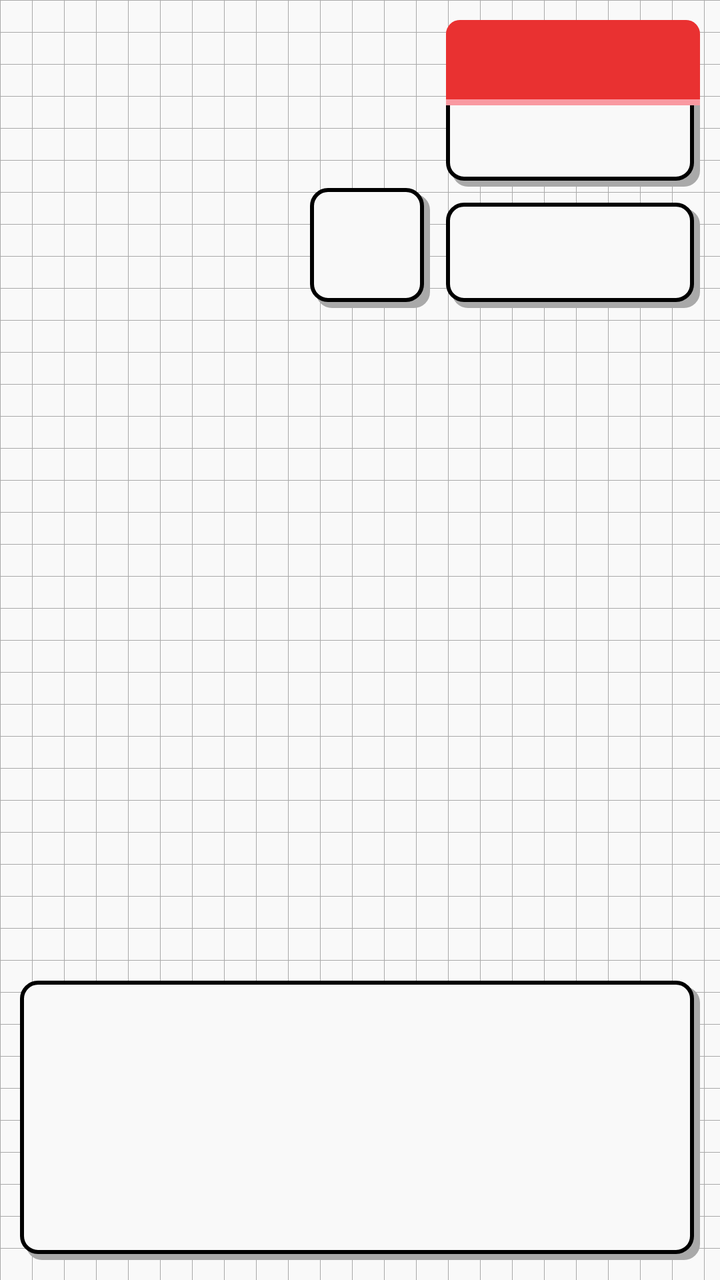
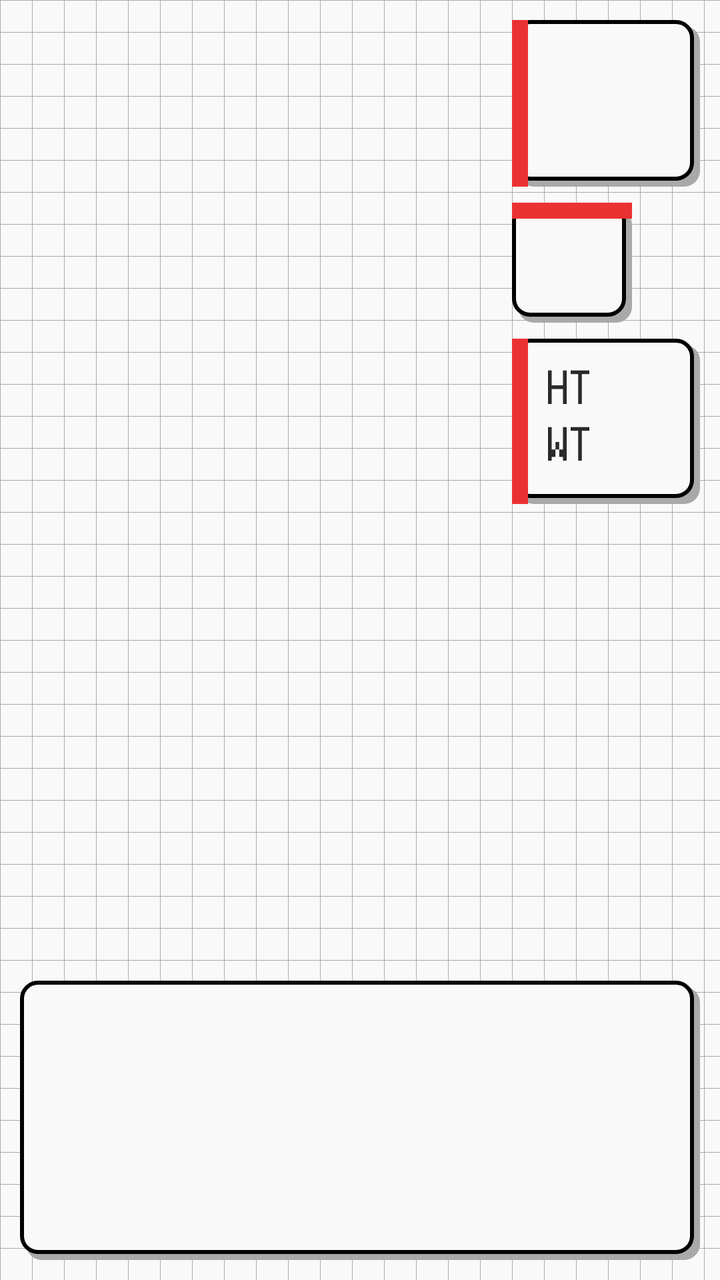

Compare the two renders of this Android layout. The source of the first and the diff that turns it into the second are given below.
<!-- AndroidManifest.xml: application theme Theme.PGearHS -->
<!-- res/layout/activity_pokedex_detail.xml -->
<?xml version="1.0" encoding="utf-8"?>
<LinearLayout xmlns:android="http://schemas.android.com/apk/res/android"
    android:layout_width="match_parent"
    android:layout_height="match_parent"
    android:orientation="vertical"
    android:background="@drawable/pokedex_grid_bg">

    
    <LinearLayout
        android:id="@+id/tabBar"
        android:layout_width="match_parent"
        android:layout_height="wrap_content"
        android:orientation="horizontal"
        android:background="@color/pokedexRedDeep" />

    <FrameLayout
        android:layout_width="match_parent"
        android:paddingHorizontal="10dp"
        android:paddingBottom="10dp"
        android:layout_height="0dp"
        android:layout_weight="1"
        android:layout_marginTop="10dp">

        
        <LinearLayout
            android:id="@+id/infoTabContent"
            android:layout_width="match_parent"
            android:layout_height="match_parent"
            android:orientation="vertical">

            <LinearLayout
                android:layout_width="match_parent"
                android:layout_height="wrap_content"
                android:orientation="horizontal">

                
                <FrameLayout
                    android:id="@+id/detailLeftArea"
                    android:layout_width="wrap_content"
                    android:layout_weight="0.325"
                    android:layout_height="match_parent"
                    android:paddingEnd="8dp">

                    <ImageView
                        android:id="@+id/detailSprite"
                        android:layout_width="144dp"
                        android:layout_height="144dp"
                        android:layout_gravity="top|start"
                        android:contentDescription="@null" />

                    
                    <FrameLayout
                        android:id="@+id/detailFootprintBox"
                        android:layout_width="60dp"
                        android:layout_height="60dp"
                        android:layout_gravity="end|bottom"
                        android:background="@drawable/pokedex_card_bg">

                        <ImageView
                            android:id="@+id/detailFootprint"
                            android:layout_width="36dp"
                            android:layout_height="36dp"
                            android:layout_gravity="center"
                            android:contentDescription="@null" />
                    </FrameLayout>
                </FrameLayout>

                
                <LinearLayout
                    android:layout_width="0dp"
                    android:layout_weight="0.675"
                    android:layout_height="wrap_content"
                    android:orientation="vertical">

                    <LinearLayout
                        android:id="@+id/detailIdCard"
                        android:layout_width="match_parent"
                        android:layout_height="wrap_content"
                        android:orientation="vertical"
                        android:background="@drawable/pokedex_card_bg"
                        android:layout_marginBottom="8dp">

                        <TextView
                            android:id="@+id/detailIdHeader"
                            android:layout_width="match_parent"
                            android:layout_height="wrap_content"
                            android:background="@drawable/pokedex_card_header_bg"
                            android:padding="8dp"
                            android:gravity="end"
                            android:textColor="#FFFFFF"
                            android:textStyle="bold"
                            android:textSize="28sp"
                            android:singleLine="true"
                            android:ellipsize="end" />

                        <TextView
                            android:id="@+id/detailCategory"
                            android:layout_width="match_parent"
                            android:layout_height="wrap_content"
                            android:padding="8dp"
                            android:gravity="end"
                            android:textColor="@color/pokedexInkDim"
                            android:textSize="26sp" />
                    </LinearLayout>

                    <LinearLayout
                        android:id="@+id/detailVitalsCard"
                        android:layout_width="match_parent"
                        android:layout_height="wrap_content"
                        android:orientation="vertical"
                        android:background="@drawable/pokedex_card_bg"
                        android:padding="10dp">

                        <TextView
                            android:id="@+id/detailHeightWeight"
                            android:layout_width="match_parent"
                            android:layout_height="wrap_content"
                            android:gravity="end"
                            android:textColor="@color/pokedexInk"
                            android:textStyle="bold"
                            android:textSize="28sp" />

                        <LinearLayout
                            android:id="@+id/detailTypeChips"
                            android:layout_width="match_parent"
                            android:layout_height="wrap_content"
                            android:orientation="horizontal"
                            android:gravity="end"
                            android:layout_marginTop="6dp" />
                    </LinearLayout>
                </LinearLayout>

            </LinearLayout>

            <View
                android:layout_width="match_parent"
                android:layout_height="0dp"
                android:layout_weight="1" />

            <LinearLayout
                android:layout_width="match_parent"
                android:layout_height="wrap_content"
                android:orientation="vertical"
                android:background="@drawable/pokedex_card_bg"
                android:padding="10dp">

                <TextView
                    android:id="@+id/detailPokedexEntry"
                    android:layout_width="match_parent"
                    android:layout_height="wrap_content"
                    android:lineSpacingExtra="3dp"
                    android:minLines="4"
                    android:maxLines="4"
                    android:ellipsize="end"
                    android:textColor="@color/pokedexInk"
                    android:textSize="28sp" />
            </LinearLayout>
        </LinearLayout>

        
        <LinearLayout
            android:id="@+id/statsTabContent"
            android:layout_width="match_parent"
            android:layout_height="match_parent"
            android:orientation="vertical"
            android:visibility="gone">

            <LinearLayout
                android:layout_width="match_parent"
                android:layout_height="wrap_content"
                android:orientation="horizontal"
                android:gravity="center_vertical"
                android:background="@drawable/pokedex_card_bg"
                android:padding="10dp"
                android:layout_marginBottom="8dp">

                <com.logie.pgearhs.pokedex.IdleIconView
                    android:id="@+id/statsIcon"
                    android:layout_width="36dp"
                    android:layout_height="36dp"
                    android:layout_marginEnd="8dp" />

                <TextView
                    android:id="@+id/statsName"
                    android:layout_width="wrap_content"
                    android:layout_height="wrap_content"
                    android:textStyle="bold"
                    android:textColor="@color/pokedexInk"
                    android:textSize="16sp" />

                <LinearLayout
                    android:id="@+id/statsTypeChips"
                    android:layout_width="wrap_content"
                    android:layout_height="wrap_content"
                    android:orientation="horizontal"
                    android:layout_marginStart="8dp" />
            </LinearLayout>

            <LinearLayout
                android:layout_width="match_parent"
                android:layout_height="0dp"
                android:layout_weight="1"
                android:orientation="vertical"
                android:background="@drawable/pokedex_card_bg"
                android:padding="10dp">

                <GridLayout
                    android:id="@+id/statsGrid"
                    android:layout_width="match_parent"
                    android:layout_height="wrap_content"
                    android:columnCount="4" />

                <View
                    android:layout_width="match_parent"
                    android:layout_height="1dp"
                    android:background="#DDDDDD"
                    android:layout_marginTop="8dp"
                    android:layout_marginBottom="6dp" />

                <LinearLayout
                    android:layout_width="match_parent"
                    android:layout_height="wrap_content"
                    android:orientation="horizontal">

                    <TextView
                        android:layout_width="0dp"
                        android:layout_weight="1"
                        android:layout_height="wrap_content"
                        android:text="@string/pokedex_total_label"
                        android:textStyle="bold"
                        android:textColor="@color/pokedexInk" />

                    <TextView
                        android:id="@+id/statsTotal"
                        android:layout_width="wrap_content"
                        android:layout_height="wrap_content"
                        android:textStyle="bold"
                        android:textColor="@color/pokedexInk" />
                </LinearLayout>
            </LinearLayout>
        </LinearLayout>

        
        <LinearLayout
            android:id="@+id/areaTabContent"
            android:layout_width="match_parent"
            android:layout_height="match_parent"
            android:orientation="vertical"
            android:gravity="center"
            android:visibility="gone">

            <ImageView
                android:id="@+id/areaMap"
                android:layout_width="120dp"
                android:layout_height="120dp"
                android:contentDescription="@null" />

            <TextView
                android:id="@+id/areaMessage"
                android:layout_width="wrap_content"
                android:layout_height="wrap_content"
                android:layout_marginTop="10dp"
                android:gravity="center"
                android:textColor="@color/pokedexInk"
                android:textSize="13sp" />
        </LinearLayout>

        
        <LinearLayout
            android:id="@+id/evoTabContent"
            android:layout_width="match_parent"
            android:layout_height="match_parent"
            android:orientation="vertical"
            android:gravity="center"
            android:visibility="gone">

            <LinearLayout
                android:layout_width="match_parent"
                android:layout_height="wrap_content"
                android:orientation="vertical"
                android:background="@drawable/pokedex_card_bg"
                android:padding="14dp">

                <HorizontalScrollView
                    android:layout_width="match_parent"
                    android:layout_height="wrap_content"
                    android:scrollbars="none">

                    <LinearLayout
                        android:id="@+id/evoChainContainer"
                        android:layout_width="wrap_content"
                        android:layout_height="wrap_content"
                        android:orientation="horizontal"
                        android:gravity="center_vertical" />
                </HorizontalScrollView>

                <TextView
                    android:id="@+id/evoEmptyMessage"
                    android:layout_width="wrap_content"
                    android:layout_height="wrap_content"
                    android:gravity="center"
                    android:textColor="@color/pokedexInkDim"
                    android:textSize="13sp"
                    android:visibility="gone" />
            </LinearLayout>
        </LinearLayout>

        
        <LinearLayout
            android:id="@+id/cryTabContent"
            android:layout_width="match_parent"
            android:layout_height="match_parent"
            android:orientation="horizontal"
            android:gravity="center_vertical"
            android:visibility="gone">

            <com.logie.pgearhs.pokedex.CryScopeView
                android:id="@+id/cryScope"
                android:layout_width="0dp"
                android:layout_weight="1"
                android:layout_height="90dp"
                android:layout_marginEnd="12dp"
                android:background="@drawable/pokedex_card_bg" />

            <LinearLayout
                android:layout_width="wrap_content"
                android:layout_height="wrap_content"
                android:orientation="vertical"
                android:gravity="center_horizontal">

                <ImageView
                    android:id="@+id/crySprite"
                    android:layout_width="64dp"
                    android:layout_height="64dp"
                    android:contentDescription="@null" />

                <TextView
                    android:id="@+id/cryName"
                    android:layout_width="wrap_content"
                    android:layout_height="wrap_content"
                    android:textStyle="bold"
                    android:textColor="@color/pokedexInk"
                    android:textSize="14sp" />
            </LinearLayout>

            <FrameLayout
                android:layout_width="90dp"
                android:layout_height="72dp"
                android:layout_marginStart="12dp">

                <ImageView
                    android:id="@+id/cryMeter"
                    android:layout_width="match_parent"
                    android:layout_height="match_parent"
                    android:contentDescription="@null" />

                <ImageView
                    android:id="@+id/cryNeedle"
                    android:layout_width="54dp"
                    android:layout_height="54dp"
                    android:layout_gravity="center_horizontal|bottom"
                    android:layout_marginBottom="4dp"
                    android:contentDescription="@null" />
            </FrameLayout>
        </LinearLayout>

        
        <LinearLayout
            android:id="@+id/sizeTabContent"
            android:layout_width="match_parent"
            android:layout_height="match_parent"
            android:orientation="vertical"
            android:gravity="center"
            android:visibility="gone">

            <TextView
                android:id="@+id/sizeTitle"
                android:layout_width="wrap_content"
                android:layout_height="wrap_content"
                android:textStyle="bold"
                android:textColor="@color/pokedexInk"
                android:textSize="14sp"
                android:layout_marginBottom="16dp" />

            <LinearLayout
                android:id="@+id/sizeFiguresRow"
                android:layout_width="wrap_content"
                android:layout_height="wrap_content"
                android:orientation="horizontal"
                android:gravity="bottom">

                <ImageView
                    android:id="@+id/sizePokemonImage"
                    android:layout_width="wrap_content"
                    android:layout_height="wrap_content"
                    android:contentDescription="@null" />

                <Space
                    android:layout_width="24dp"
                    android:layout_height="1dp" />

                <ImageView
                    android:id="@+id/sizeTrainerImage"
                    android:layout_width="wrap_content"
                    android:layout_height="wrap_content"
                    android:contentDescription="@null" />
            </LinearLayout>

            <View
                android:layout_width="200dp"
                android:layout_height="2dp"
                android:background="#000000"
                android:layout_marginTop="4dp" />

            <TextView
                android:id="@+id/sizeCaption"
                android:layout_width="220dp"
                android:layout_height="wrap_content"
                android:layout_marginTop="12dp"
                android:gravity="center"
                android:textColor="@color/pokedexInkDim"
                android:textSize="11sp" />
        </LinearLayout>

    </FrameLayout>
</LinearLayout>
<!-- resources referenced by this layout -->
<resources>
  <color name="pokedexInk">#2A2A2A</color>
  <color name="pokedexInkDim">#8A8A8A</color>
  <color name="pokedexRedDeep">#911121</color>
  <!-- drawable pokedex_card_bg (drawable) -->
  <?xml version="1.0" encoding="utf-8"?>
  <layer-list xmlns:android="http://schemas.android.com/apk/res/android">
      <item android:top="3dp" android:left="3dp">
          <shape android:shape="rectangle">
              <solid android:color="@color/pokedexGridline" />
              <corners android:radius="8dp" />
          </shape>
      </item>
      <item android:right="3dp" android:bottom="3dp">
          <shape android:shape="rectangle">
              <solid android:color="@color/pokedexPaper" />
              <stroke android:width="2dp" android:color="#000000" />
              <corners android:radius="8dp" />
          </shape>
      </item>
  </layer-list>
  <!-- drawable pokedex_card_header_bg (drawable) -->
  <?xml version="1.0" encoding="utf-8"?>
  <layer-list xmlns:android="http://schemas.android.com/apk/res/android">
      <item>
          <shape android:shape="rectangle">
              <solid android:color="@color/pokedexPink" />
              <corners android:topLeftRadius="7dp" android:topRightRadius="7dp" />
          </shape>
      </item>
      <item android:bottom="3dp">
          <shape android:shape="rectangle">
              <solid android:color="@color/pokedexRed" />
              <corners android:topLeftRadius="7dp" android:topRightRadius="7dp" />
          </shape>
      </item>
  </layer-list>
  <!-- drawable pokedex_grid_bg (drawable) -->
  <?xml version="1.0" encoding="utf-8"?>
  <bitmap xmlns:android="http://schemas.android.com/apk/res/android"
      android:src="@drawable/pokedex_grid_tile"
      android:tileModeX="repeat"
      android:tileModeY="repeat"
      android:filter="false" />
  <string name="pokedex_total_label">TOTAL</string>
  <style name="Theme.PGearHS" parent="Theme.MaterialComponents.DayNight.NoActionBar">
          <item name="colorPrimary">@color/johtoAccent</item>
          <item name="colorPrimaryDark">@color/johtoBackground</item>
          <item name="colorAccent">@color/johtoAccent</item>
          <item name="android:windowBackground">@color/johtoBackground</item>
          <item name="android:statusBarColor" tools:targetApi="l">@color/johtoBackground</item>
          <item name="android:fontFamily">@font/pokemon_emerald</item>
          <item name="fontFamily">@font/pokemon_emerald</item>
      </style>
  <color name="pokedexGridline">#A9A9A9</color>
  <color name="pokedexPaper">#F9F9F9</color>
  <color name="pokedexPink">#F999A1</color>
  <color name="pokedexRed">#E93131</color>
  <!-- drawable pokedex_grid_tile: png bitmap (drawable-nodpi, 166 bytes) -->
  <color name="johtoAccent">#F2C230</color>
  <color name="johtoBackground">#1B2A4A</color>
</resources>

<!-- the commit's change to res/layout/activity_pokedex_detail.xml (unified diff, before → after) -->
@@ -37,7 +37,7 @@
                 <FrameLayout
                     android:id="@+id/detailLeftArea"
                     android:layout_width="wrap_content"
-                    android:layout_weight="0.325"
+                    android:layout_weight="0.5"
                     android:layout_height="match_parent"
                     android:paddingEnd="8dp">
 
@@ -47,14 +47,71 @@
                         android:layout_height="144dp"
                         android:layout_gravity="top|start"
                         android:contentDescription="@null" />
+                </FrameLayout>
+
+                
+                <LinearLayout
+                    android:layout_width="0dp"
+                    android:layout_weight="0.5"
+                    android:layout_height="wrap_content"
+                    android:orientation="vertical">
+
+                    <LinearLayout
+                        android:id="@+id/detailIdCard"
+                        android:layout_width="match_parent"
+                        android:layout_height="wrap_content"
+                        android:orientation="horizontal"
+                        android:background="@drawable/pokedex_card_bg"
+                        android:layout_marginBottom="8dp">
+
+                        <View
+                            android:layout_width="8dp"
+                            android:layout_height="match_parent"
+                            android:background="@color/pokedexRed" />
+
+                        <LinearLayout
+                            android:layout_width="0dp"
+                            android:layout_weight="1"
+                            android:layout_height="wrap_content"
+                            android:orientation="vertical">
+
+                            <TextView
+                                android:id="@+id/detailIdHeader"
+                                android:layout_width="match_parent"
+                                android:layout_height="wrap_content"
+                                android:padding="8dp"
+                                android:gravity="start"
+                                android:textColor="@color/pokedexInk"
+                                android:textStyle="bold"
+                                android:textSize="28sp"
+                                android:singleLine="true"
+                                android:ellipsize="end" />
+
+                            <TextView
+                                android:id="@+id/detailCategory"
+                                android:layout_width="match_parent"
+                                android:layout_height="wrap_content"
+                                android:padding="8dp"
+                                android:gravity="start"
+                                android:textColor="@color/pokedexInkDim"
+                                android:textSize="26sp" />
+                        </LinearLayout>
+                    </LinearLayout>
 
                     
                     <FrameLayout
                         android:id="@+id/detailFootprintBox"
                         android:layout_width="60dp"
                         android:layout_height="60dp"
-                        android:layout_gravity="end|bottom"
+                        android:layout_gravity="start"
+                        android:layout_marginBottom="8dp"
                         android:background="@drawable/pokedex_card_bg">
+
+                        <View
+                            android:layout_width="match_parent"
+                            android:layout_height="8dp"
+                            android:layout_gravity="top"
+                            android:background="@color/pokedexRed" />
 
                         <ImageView
                             android:id="@+id/detailFootprint"
@@ -63,70 +120,80 @@
                             android:layout_gravity="center"
                             android:contentDescription="@null" />
                     </FrameLayout>
-                </FrameLayout>
-
-                
-                <LinearLayout
-                    android:layout_width="0dp"
-                    android:layout_weight="0.675"
-                    android:layout_height="wrap_content"
-                    android:orientation="vertical">
-
-                    <LinearLayout
-                        android:id="@+id/detailIdCard"
-                        android:layout_width="match_parent"
-                        android:layout_height="wrap_content"
-                        android:orientation="vertical"
-                        android:background="@drawable/pokedex_card_bg"
-                        android:layout_marginBottom="8dp">
-
-                        <TextView
-                            android:id="@+id/detailIdHeader"
-                            android:layout_width="match_parent"
-                            android:layout_height="wrap_content"
-                            android:background="@drawable/pokedex_card_header_bg"
-                            android:padding="8dp"
-                            android:gravity="end"
-                            android:textColor="#FFFFFF"
-                            android:textStyle="bold"
-                            android:textSize="28sp"
-                            android:singleLine="true"
-                            android:ellipsize="end" />
-
-                        <TextView
-                            android:id="@+id/detailCategory"
-                            android:layout_width="match_parent"
-                            android:layout_height="wrap_content"
-                            android:padding="8dp"
-                            android:gravity="end"
-                            android:textColor="@color/pokedexInkDim"
-                            android:textSize="26sp" />
-                    </LinearLayout>
 
                     <LinearLayout
                         android:id="@+id/detailVitalsCard"
                         android:layout_width="match_parent"
                         android:layout_height="wrap_content"
-                        android:orientation="vertical"
-                        android:background="@drawable/pokedex_card_bg"
-                        android:padding="10dp">
-
-                        <TextView
-                            android:id="@+id/detailHeightWeight"
-                            android:layout_width="match_parent"
+                        android:orientation="horizontal"
+                        android:background="@drawable/pokedex_card_bg">
+
+                        <View
+                            android:layout_width="8dp"
+                            android:layout_height="match_parent"
+                            android:background="@color/pokedexRed" />
+
+                        <LinearLayout
+                            android:layout_width="0dp"
+                            android:layout_weight="1"
                             android:layout_height="wrap_content"
-                            android:gravity="end"
-                            android:textColor="@color/pokedexInk"
-                            android:textStyle="bold"
-                            android:textSize="28sp" />
-
-                        <LinearLayout
-                            android:id="@+id/detailTypeChips"
-                            android:layout_width="match_parent"
-                            android:layout_height="wrap_content"
-                            android:orientation="horizontal"
-                            android:gravity="end"
-                            android:layout_marginTop="6dp" />
+                            android:orientation="vertical"
+                            android:padding="10dp">
+
+                            <LinearLayout
+                                android:layout_width="match_parent"
+                                android:layout_height="wrap_content"
+                                android:orientation="horizontal">
+
+                                <TextView
+                                    android:text="@string/pokedex_ht_label"
+                                    android:layout_width="wrap_content"
+                                    android:layout_height="wrap_content"
+                                    android:gravity="start"
+                                    android:textColor="@color/pokedexInk"
+                                    android:textSize="28sp" />
+
+                                <TextView
+                                    android:id="@+id/detailHeightValue"
+                                    android:layout_width="0dp"
+                                    android:layout_weight="1"
+                                    android:layout_height="wrap_content"
+                                    android:gravity="end"
+                                    android:textColor="@color/pokedexInk"
+                                    android:textSize="28sp" />
+                            </LinearLayout>
+
+                            <LinearLayout
+                                android:layout_width="match_parent"
+                                android:layout_height="wrap_content"
+                                android:orientation="horizontal">
+
+                                <TextView
+                                    android:text="@string/pokedex_wt_label"
+                                    android:layout_width="wrap_content"
+                                    android:layout_height="wrap_content"
+                                    android:gravity="start"
+                                    android:textColor="@color/pokedexInk"
+                                    android:textSize="28sp" />
+
+                                <TextView
+                                    android:id="@+id/detailWeightValue"
+                                    android:layout_width="0dp"
+                                    android:layout_weight="1"
+                                    android:layout_height="wrap_content"
+                                    android:gravity="end"
+                                    android:textColor="@color/pokedexInk"
+                                    android:textSize="28sp" />
+                            </LinearLayout>
+
+                            <LinearLayout
+                                android:id="@+id/detailTypeChips"
+                                android:layout_width="match_parent"
+                                android:layout_height="wrap_content"
+                                android:orientation="horizontal"
+                                android:gravity="end"
+                                android:layout_marginTop="6dp" />
+                        </LinearLayout>
                     </LinearLayout>
                 </LinearLayout>
 
<!-- resource entries referenced after the edit -->
@@ -2,6 +2,7 @@
 <resources>
   <color name="pokedexInk">#2A2A2A</color>
   <color name="pokedexInkDim">#8A8A8A</color>
+  <color name="pokedexRed">#E93131</color>
   <color name="pokedexRedDeep">#911121</color>
   <!-- drawable pokedex_card_bg (drawable) -->
   <?xml version="1.0" encoding="utf-8"?>
@@ -20,22 +21,6 @@
           </shape>
       </item>
   </layer-list>
-  <!-- drawable pokedex_card_header_bg (drawable) -->
-  <?xml version="1.0" encoding="utf-8"?>
-  <layer-list xmlns:android="http://schemas.android.com/apk/res/android">
-      <item>
-          <shape android:shape="rectangle">
-              <solid android:color="@color/pokedexPink" />
-              <corners android:topLeftRadius="7dp" android:topRightRadius="7dp" />
-          </shape>
-      </item>
-      <item android:bottom="3dp">
-          <shape android:shape="rectangle">
-              <solid android:color="@color/pokedexRed" />
-              <corners android:topLeftRadius="7dp" android:topRightRadius="7dp" />
-          </shape>
-      </item>
-  </layer-list>
   <!-- drawable pokedex_grid_bg (drawable) -->
   <?xml version="1.0" encoding="utf-8"?>
   <bitmap xmlns:android="http://schemas.android.com/apk/res/android"
@@ -43,7 +28,9 @@
       android:tileModeX="repeat"
       android:tileModeY="repeat"
       android:filter="false" />
+  <string name="pokedex_ht_label">HT</string>
   <string name="pokedex_total_label">TOTAL</string>
+  <string name="pokedex_wt_label">WT</string>
   <style name="Theme.PGearHS" parent="Theme.MaterialComponents.DayNight.NoActionBar">
           <item name="colorPrimary">@color/johtoAccent</item>
           <item name="colorPrimaryDark">@color/johtoBackground</item>
@@ -55,8 +42,6 @@
       </style>
   <color name="pokedexGridline">#A9A9A9</color>
   <color name="pokedexPaper">#F9F9F9</color>
-  <color name="pokedexPink">#F999A1</color>
-  <color name="pokedexRed">#E93131</color>
   <!-- drawable pokedex_grid_tile: png bitmap (drawable-nodpi, 166 bytes) -->
   <color name="johtoAccent">#F2C230</color>
   <color name="johtoBackground">#1B2A4A</color>
